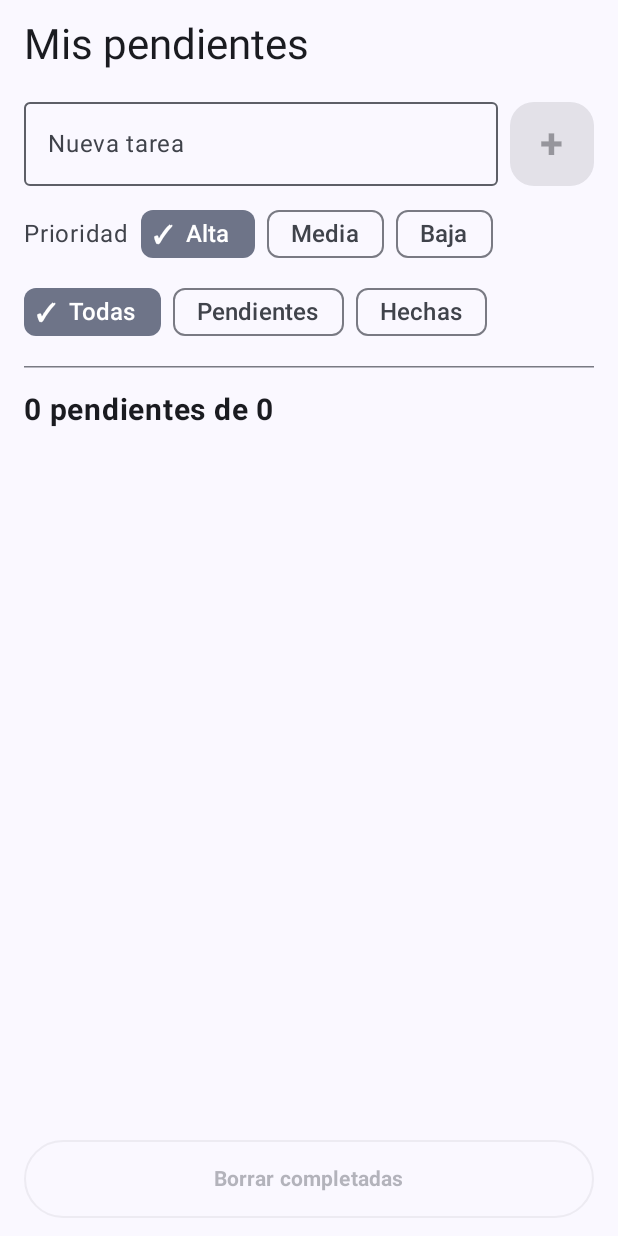
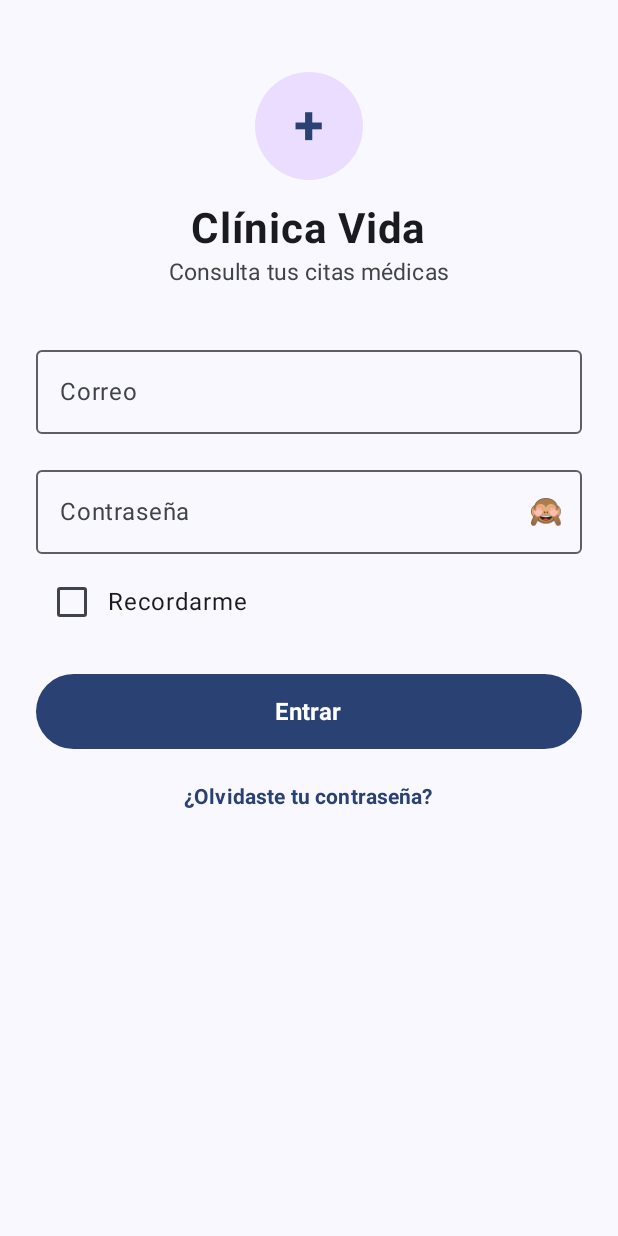
Before and after one commit to CurryBoard1/Manualview, an Android app built with Jetpack Compose: the screen it shows after launch (MainActivity), on a phone screen of 412 x 824 dp. Run offline under Robolectric (Android 15) with nearby library versions, the phone set to English and light mode, and no system bars.

Commit message:
7mo trabajo

```diff
--- a/app/src/main/java/com/example/manualview/MainActivity.kt
+++ b/app/src/main/java/com/example/manualview/MainActivity.kt
@@ -3,17 +3,22 @@ package com.example.manualview
 import android.os.Bundle
 import androidx.activity.ComponentActivity
 import androidx.activity.compose.setContent
+import androidx.compose.foundation.background
 import androidx.compose.foundation.layout.*
-import androidx.compose.foundation.lazy.LazyColumn
-import androidx.compose.foundation.lazy.items
+import androidx.compose.foundation.rememberScrollState
+import androidx.compose.foundation.shape.CircleShape
 import androidx.compose.foundation.shape.RoundedCornerShape
+import androidx.compose.foundation.text.KeyboardOptions
+import androidx.compose.foundation.verticalScroll
 import androidx.compose.material3.*
 import androidx.compose.runtime.*
 import androidx.compose.ui.Alignment
 import androidx.compose.ui.Modifier
 import androidx.compose.ui.graphics.Color
 import androidx.compose.ui.text.font.FontWeight
-import androidx.compose.ui.text.style.TextDecoration
+import androidx.compose.ui.text.input.KeyboardType
+import androidx.compose.ui.text.input.PasswordVisualTransformation
+import androidx.compose.ui.text.input.VisualTransformation
 import androidx.compose.ui.tooling.preview.Preview
 import androidx.compose.ui.unit.dp
 import androidx.compose.ui.unit.sp
@@ -24,9 +29,16 @@ class MainActivity : ComponentActivity() {
         super.onCreate(savedInstanceState)
         setContent {
             ManualviewTheme {
-                Surface(Modifier.fillMaxSize()) {
-                    Box(Modifier.fillMaxSize().systemBarsPadding()) {
-                        TareasScreen()
+                Surface(
+                    modifier = Modifier.fillMaxSize(),
+                    color = MaterialTheme.colorScheme.background
+                ) {
+                    Box(
+                        modifier = Modifier
+                            .fillMaxSize()
+                            .systemBarsPadding()
+                    ) {
+                        LoginScreen()
                     }
                 }
             }
@@ -34,203 +46,287 @@ class MainActivity : ComponentActivity() {
     }
 }
 
-enum class Prioridad(val etiqueta: String, val fondo: Color, val texto: Color) {
-    ALTA("Alta", Color(0xFFF9DEDC), Color(0xFF8C1D18)),
-    MEDIA("Media", Color(0xFFFFEFB8), Color(0xFF6B4E00)),
-    BAJA("Baja", Color(0xFFD8EDD5), Color(0xFF2E6B2E))
+private const val CORREO_OK = "paciente@vida.mx"
+private const val PASS_OK = "Vida2025"
+private const val MAX_INTENTOS = 3
+
+enum class LoginEstado {
+    INACTIVO,
+    ERROR,
+    BLOQUEADO,
+    EXITO
 }
 
-enum class Filtro(val etiqueta: String) {
-    TODAS("Todas"),
-    PENDIENTES("Pendientes"),
-    HECHAS("Hechas")
+@Composable
+fun LoginScreen() {
+    var email by remember { mutableStateOf("") }
+    var password by remember { mutableStateOf("") }
+    var recordarme by remember { mutableStateOf(false) }
+    var intentosFallidos by remember { mutableIntStateOf(0) }
+    var estado by remember { mutableStateOf(LoginEstado.INACTIVO) }
+
+    val mensajeError = when (estado) {
+        LoginEstado.ERROR -> "Correo o contraseña incorrectos\n(intento $intentosFallidos de $MAX_INTENTOS)"
+        LoginEstado.BLOQUEADO -> "Cuenta bloqueada\nDemasiados intentos fallidos, intenta de nuevo más tarde."
+        else -> null
     }
 
-data class Tarea(
-    val id: Int,
-    val titulo: String,
-    val prioridad: Prioridad,
-    val hecha: Boolean = false
+    when (estado) {
+        LoginEstado.EXITO -> HomeScreen(
+            email = email,
+            onLogout = {
+                email = ""
+                password = ""
+                intentosFallidos = 0
+                estado = LoginEstado.INACTIVO
+            }
         )
-
-@Composable
-fun TareasScreen() {
-    val tareas = remember { mutableStateListOf<Tarea>() }
-    var siguienteId by remember { mutableIntStateOf(1) }
-    var textoNueva by remember { mutableStateOf("") }
-    var prioridadNueva by remember { mutableStateOf(Prioridad.ALTA) }
-    var filtro by remember { mutableStateOf(Filtro.TODAS) }
-    var mostrarDialogo by remember { mutableStateOf(false) }
-
-    val pendientes = tareas.count { !it.hecha }
-    val hechas = tareas.size - pendientes
-    val tareasVisibles = when (filtro) {
-        Filtro.TODAS -> tareas.toList()
-        Filtro.PENDIENTES -> tareas.filter { !it.hecha }
-        Filtro.HECHAS -> tareas.filter { it.hecha }
-    }.sortedBy { it.prioridad }
-
-    fun agregar() {
-        if (textoNueva.isBlank()) return
-        tareas.add(Tarea(siguienteId, textoNueva.trim(), prioridadNueva))
-        siguienteId++
-        textoNueva = ""
-    }
-
-    Column(
-        Modifier
-            .fillMaxSize()
-            .padding(horizontal = 16.dp, vertical = 12.dp)
-    ) {
-        Text("Mis pendientes", style = MaterialTheme.typography.headlineMedium)
-        Spacer(Modifier.height(20.dp))
-
-        Row(verticalAlignment = Alignment.CenterVertically) {
-            OutlinedTextField(
-                value = textoNueva,
-                onValueChange = { textoNueva = it },
-                placeholder = { Text("Nueva tarea") },
-                singleLine = true,
-                modifier = Modifier.weight(1f)
-            )
-            Spacer(Modifier.width(8.dp))
-            FilledIconButton(
-                onClick = { agregar() },
-                enabled = textoNueva.isNotBlank(),
-                shape = RoundedCornerShape(16.dp),
-                modifier = Modifier.size(56.dp)
-            ) { Text("+", fontSize = 28.sp, fontWeight = FontWeight.Bold) }
-        }
-
-        Row(
-            Modifier.padding(top = 8.dp),
-            verticalAlignment = Alignment.CenterVertically,
-            horizontalArrangement = Arrangement.spacedBy(8.dp)
-        ) {
-            Text("Prioridad", color = MaterialTheme.colorScheme.onSurfaceVariant)
-            Prioridad.entries.forEach { p ->
-                ChipSeleccion(p.etiqueta, prioridadNueva == p) { prioridadNueva = p }
+        else -> LoginForm(
+            email = email,
+            onEmailChange = { email = it },
+            password = password,
+            onPasswordChange = { password = it },
+            recordarme = recordarme,
+            onRecordarmeChange = { recordarme = it },
+            mensajeError = mensajeError,
+            bloqueado = estado == LoginEstado.BLOQUEADO,
+            onLogin = {
+                if (email == CORREO_OK && password == PASS_OK) {
+                    intentosFallidos = 0
+                    estado = LoginEstado.EXITO
+                } else {
+                    intentosFallidos++
+                    estado = if (intentosFallidos >= MAX_INTENTOS) {
+                        LoginEstado.BLOQUEADO
+                    } else {
+                        LoginEstado.ERROR
                     }
                 }
-
-        Row(
-            Modifier.padding(vertical = 4.dp),
-            horizontalArrangement = Arrangement.spacedBy(8.dp)
-        ) {
-            Filtro.entries.forEach { f ->
-                ChipSeleccion(f.etiqueta, filtro == f) { filtro = f }
             }
-        }
-
-        HorizontalDivider(Modifier.padding(top = 8.dp))
-
-        LazyColumn(Modifier.weight(1f)) {
-            items(tareasVisibles, key = { it.id }) { tarea ->
-                TareaItem(
-                    tarea = tarea,
-                    onCheckedChange = { nuevo ->
-                        val index = tareas.indexOfFirst { it.id == tarea.id }
-                        if (index != -1) tareas[index] = tareas[index].copy(hecha = nuevo)
-                    },
-                    onDelete = { tareas.removeAll { it.id == tarea.id } }
-                )
-                HorizontalDivider()
-            }
-            item {
-                Text(
-                    "$pendientes pendientes de ${tareas.size}",
-                    fontWeight = FontWeight.Bold,
-                    fontSize = 20.sp,
-                    modifier = Modifier.padding(vertical = 16.dp)
-                )
-            }
-        }
-
-        OutlinedButton(
-            onClick = { mostrarDialogo = true },
-            enabled = hechas > 0,
-            modifier = Modifier.fillMaxWidth().height(52.dp)
-        ) { Text("Borrar completadas", fontWeight = FontWeight.Bold) }
-    }
-
-    if (mostrarDialogo) {
-        ConfirmarBorradoDialog(
-            cantidad = hechas,
-            onConfirm = {
-                tareas.removeAll { it.hecha }
-                mostrarDialogo = false
-            },
-            onDismiss = { mostrarDialogo = false }
         )
     }
 }
 
 @Composable
-private fun ChipSeleccion(texto: String, activo: Boolean, onClick: () -> Unit) {
-    FilterChip(
-        selected = activo,
-        onClick = onClick,
-        label = { Text(texto, fontSize = 16.sp) },
-        leadingIcon = if (activo) {
-            { Text("✓", fontSize = 16.sp, fontWeight = FontWeight.Bold) }
-        } else null
+fun LoginForm(
+    email: String,
+    onEmailChange: (String) -> Unit,
+    password: String,
+    onPasswordChange: (String) -> Unit,
+    recordarme: Boolean,
+    onRecordarmeChange: (Boolean) -> Unit,
+    mensajeError: String?,
+    bloqueado: Boolean,
+    onLogin: () -> Unit
+) {
+    Column(
+        modifier = Modifier
+            .fillMaxSize()
+            .verticalScroll(rememberScrollState())
+            .padding(horizontal = 24.dp),
+        horizontalAlignment = Alignment.CenterHorizontally
+    ) {
+        Spacer(modifier = Modifier.height(48.dp))
+
+        Box(
+            modifier = Modifier
+                .size(72.dp)
+                .background(Color(0xFFEADDFF), CircleShape),
+            contentAlignment = Alignment.Center
+        ) {
+            Text(
+                text = "+",
+                fontSize = 36.sp,
+                fontWeight = FontWeight.Bold,
+                color = MaterialTheme.colorScheme.primary
             )
         }
 
-@Composable
-fun TareaItem(tarea: Tarea, onCheckedChange: (Boolean) -> Unit, onDelete: () -> Unit) {
+        Spacer(modifier = Modifier.height(16.dp))
+
+        Text(
+            text = "Clínica Vida",
+            fontSize = 28.sp,
+            fontWeight = FontWeight.Bold
+        )
+        Text(
+            text = "Consulta tus citas médicas",
+            fontSize = 15.sp,
+            color = MaterialTheme.colorScheme.onSurfaceVariant
+        )
+
+        Spacer(modifier = Modifier.height(32.dp))
+
+        OutlinedTextField(
+            value = email,
+            onValueChange = onEmailChange,
+            label = { Text("Correo") },
+            singleLine = true,
+            keyboardOptions = KeyboardOptions(keyboardType = KeyboardType.Email),
+            modifier = Modifier.fillMaxWidth()
+        )
+
+        Spacer(modifier = Modifier.height(16.dp))
+
+        PasswordField(
+            value = password,
+            onValueChange = onPasswordChange,
+            modifier = Modifier.fillMaxWidth()
+        )
+
+        Spacer(modifier = Modifier.height(8.dp))
+
         Row(
-        Modifier
-            .fillMaxWidth()
-            .padding(vertical = 6.dp),
+            modifier = Modifier.fillMaxWidth(),
             verticalAlignment = Alignment.CenterVertically
         ) {
-        Checkbox(checked = tarea.hecha, onCheckedChange = onCheckedChange)
-        Column(Modifier.weight(1f)) {
+            Checkbox(
+                checked = recordarme,
+                onCheckedChange = onRecordarmeChange
+            )
             Text(
-                tarea.titulo,
-                fontSize = 19.sp,
-                textDecoration = if (tarea.hecha) TextDecoration.LineThrough else TextDecoration.None,
-                color = if (tarea.hecha) MaterialTheme.colorScheme.onSurfaceVariant
-                else MaterialTheme.colorScheme.onSurface
+                text = "Recordarme",
+                fontSize = 16.sp
             )
-            Spacer(Modifier.height(4.dp))
-            Surface(shape = RoundedCornerShape(50), color = tarea.prioridad.fondo) {
+        }
+
+        Spacer(modifier = Modifier.height(8.dp))
+
+        if (mensajeError != null) {
+            val partes = mensajeError.split("\n")
+            Surface(
+                color = Color(0xFFF9DEDC),
+                shape = RoundedCornerShape(16.dp),
+                modifier = Modifier
+                    .fillMaxWidth()
+                    .padding(vertical = 8.dp)
+            ) {
+                Column(
+                    modifier = Modifier.padding(16.dp)
+                ) {
                     Text(
-                    tarea.prioridad.etiqueta,
-                    color = tarea.prioridad.texto,
+                        text = partes[0],
                         fontWeight = FontWeight.Bold,
-                    fontSize = 13.sp,
-                    modifier = Modifier.padding(horizontal = 12.dp, vertical = 3.dp)
+                        color = Color(0xFF8C1D18)
+                    )
+                    if (partes.size > 1) {
+                        Text(
+                            text = partes[1],
+                            fontSize = 14.sp,
+                            color = Color(0xFF8C1D18)
                         )
                     }
                 }
-        IconButton(onClick = onDelete) {
+            }
+            Spacer(modifier = Modifier.height(8.dp))
+        } else {
+            Spacer(modifier = Modifier.height(16.dp))
+        }
+
+        Button(
+            onClick = onLogin,
+            enabled = !bloqueado,
+            modifier = Modifier
+                .fillMaxWidth()
+                .height(50.dp)
+        ) {
             Text(
-                "✕",
-                fontSize = 18.sp,
+                text = "Entrar",
                 fontWeight = FontWeight.Bold,
-                color = MaterialTheme.colorScheme.onSurfaceVariant
+                fontSize = 16.sp
+            )
+        }
+
+        Spacer(modifier = Modifier.height(8.dp))
+
+        TextButton(onClick = { /* Olvidaste tu contraseña */ }) {
+            Text(
+                text = "¿Olvidaste tu contraseña?",
+                fontWeight = FontWeight.Bold,
+                color = MaterialTheme.colorScheme.primary
             )
         }
     }
 }
 
+
 @Composable
-fun ConfirmarBorradoDialog(cantidad: Int, onConfirm: () -> Unit, onDismiss: () -> Unit) {
-    AlertDialog(
-        onDismissRequest = onDismiss,
-        title = { Text("Borrar completadas") },
-        text = { Text("Se van a eliminar $cantidad tareas hechas. ¿Continuar?") },
-        confirmButton = { TextButton(onClick = onConfirm) { Text("Borrar") } },
-        dismissButton = { TextButton(onClick = onDismiss) { Text("Cancelar") } }
+fun PasswordField(
+    value: String,
+    onValueChange: (String) -> Unit,
+    modifier: Modifier = Modifier
+) {
+    var mostrarPassword by remember { mutableStateOf(false) }
+
+    OutlinedTextField(
+        value = value,
+        onValueChange = onValueChange,
+        label = { Text("Contraseña") },
+        singleLine = true,
+        visualTransformation = if (mostrarPassword) VisualTransformation.None else PasswordVisualTransformation(),
+        keyboardOptions = KeyboardOptions(keyboardType = KeyboardType.Password),
+        trailingIcon = {
+            IconButton(onClick = { mostrarPassword = !mostrarPassword }) {
+                Text(
+                    text = if (mostrarPassword) "👁" else "🙈",
+                    fontSize = 18.sp
                 )
+            }
+        },
+        modifier = modifier
+    )
+}
+
+@Composable
+fun HomeScreen(
+    email: String,
+    onLogout: () -> Unit
+) {
+    Column(
+        modifier = Modifier
+            .fillMaxSize()
+            .padding(24.dp),
+        horizontalAlignment = Alignment.CenterHorizontally,
+        verticalArrangement = Arrangement.Center
+    ) {
+        Text(
+            text = "Bienvenido",
+            fontSize = 30.sp,
+            fontWeight = FontWeight.Bold
+        )
+        Spacer(modifier = Modifier.height(8.dp))
+        Text(
+            text = email,
+            fontSize = 18.sp,
+            color = MaterialTheme.colorScheme.onSurfaceVariant
+        )
+        Spacer(modifier = Modifier.height(32.dp))
+        OutlinedButton(
+            onClick = onLogout,
+            modifier = Modifier
+                .fillMaxWidth()
+                .height(50.dp)
+        ) {
+            Text(
+                text = "Cerrar sesión",
+                fontWeight = FontWeight.Bold
+            )
+        }
+    }
 }
 
 @Preview(showBackground = true)
 @Composable
-fun TareaItemPreview() {
+fun LoginScreenPreview() {
     ManualviewTheme {
-        TareaItem(Tarea(1, "Leer capítulo 4", Prioridad.BAJA, true), {}, {})
+        LoginScreen()
     }
 }
+
+@Preview(showBackground = true)
+@Composable
+fun HomeScreenPreview() {
+    ManualviewTheme {
+        HomeScreen("paciente@vida.mx", onLogout = {})
+    }
+}
```
Lines whose indentation alone changed are shown as unchanged.
